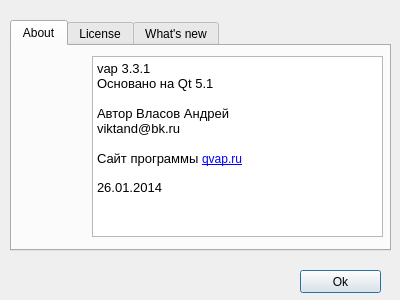
Old version of the form about.ui in the repository viktand/vap4.
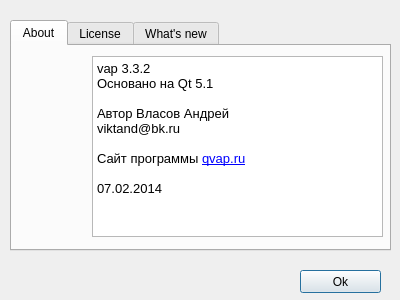
New version of the form. Icons and pictures are not drawn.

```diff
--- a/about.ui
+++ b/about.ui
@@ -70,6 +70,15 @@
        <height>181</height>
       </rect>
      </property>
+     <property name="font">
+      <font>
+       <family>Ubuntu</family>
+       <pointsize>10</pointsize>
+       <weight>50</weight>
+       <italic>false</italic>
+       <bold>false</bold>
+      </font>
+     </property>
      <property name="readOnly">
       <bool>true</bool>
      </property>
@@ -77,16 +86,16 @@
       <string>&lt;!DOCTYPE HTML PUBLIC &quot;-//W3C//DTD HTML 4.0//EN&quot; &quot;http://www.w3.org/TR/REC-html40/strict.dtd&quot;&gt;
 &lt;html&gt;&lt;head&gt;&lt;meta name=&quot;qrichtext&quot; content=&quot;1&quot; /&gt;&lt;style type=&quot;text/css&quot;&gt;
 p, li { white-space: pre-wrap; }
-&lt;/style&gt;&lt;/head&gt;&lt;body style=&quot; font-family:'Sans Serif'; font-size:9pt; font-weight:400; font-style:normal;&quot;&gt;
-&lt;p style=&quot; margin-top:0px; margin-bottom:0px; margin-left:0px; margin-right:0px; -qt-block-indent:0; text-indent:0px;&quot;&gt;&lt;span style=&quot; font-size:10pt;&quot;&gt;vap 3.3.1&lt;/span&gt;&lt;/p&gt;
-&lt;p style=&quot; margin-top:0px; margin-bottom:0px; margin-left:0px; margin-right:0px; -qt-block-indent:0; text-indent:0px;&quot;&gt;&lt;span style=&quot; font-size:10pt;&quot;&gt;Основано на Qt 5.1&lt;/span&gt;&lt;/p&gt;
-&lt;p style=&quot;-qt-paragraph-type:empty; margin-top:0px; margin-bottom:0px; margin-left:0px; margin-right:0px; -qt-block-indent:0; text-indent:0px; font-size:10pt;&quot;&gt;&lt;br /&gt;&lt;/p&gt;
-&lt;p style=&quot; margin-top:0px; margin-bottom:0px; margin-left:0px; margin-right:0px; -qt-block-indent:0; text-indent:0px;&quot;&gt;&lt;span style=&quot; font-size:10pt;&quot;&gt;Автор Власов Андрей&lt;/span&gt;&lt;/p&gt;
-&lt;p style=&quot; margin-top:0px; margin-bottom:0px; margin-left:0px; margin-right:0px; -qt-block-indent:0; text-indent:0px;&quot;&gt;&lt;span style=&quot; font-size:10pt;&quot;&gt;viktand@bk.ru&lt;/span&gt;&lt;/p&gt;
-&lt;p style=&quot;-qt-paragraph-type:empty; margin-top:0px; margin-bottom:0px; margin-left:0px; margin-right:0px; -qt-block-indent:0; text-indent:0px; font-size:10pt;&quot;&gt;&lt;br /&gt;&lt;/p&gt;
-&lt;p style=&quot; margin-top:0px; margin-bottom:0px; margin-left:0px; margin-right:0px; -qt-block-indent:0; text-indent:0px;&quot;&gt;&lt;span style=&quot; font-size:10pt;&quot;&gt;Сайт программы &lt;/span&gt;&lt;a href=&quot;http://www.qvap.ru&quot;&gt;&lt;span style=&quot; text-decoration: underline; color:#0000ff;&quot;&gt;qvap.ru&lt;/span&gt;&lt;/a&gt;&lt;/p&gt;
+&lt;/style&gt;&lt;/head&gt;&lt;body style=&quot; font-family:'Ubuntu'; font-size:10pt; font-weight:400; font-style:normal;&quot;&gt;
+&lt;p style=&quot; margin-top:0px; margin-bottom:0px; margin-left:0px; margin-right:0px; -qt-block-indent:0; text-indent:0px;&quot;&gt;vap 3.3.2&lt;/p&gt;
+&lt;p style=&quot; margin-top:0px; margin-bottom:0px; margin-left:0px; margin-right:0px; -qt-block-indent:0; text-indent:0px;&quot;&gt;Основано на Qt 5.1&lt;/p&gt;
+&lt;p style=&quot;-qt-paragraph-type:empty; margin-top:0px; margin-bottom:0px; margin-left:0px; margin-right:0px; -qt-block-indent:0; text-indent:0px;&quot;&gt;&lt;br /&gt;&lt;/p&gt;
+&lt;p style=&quot; margin-top:0px; margin-bottom:0px; margin-left:0px; margin-right:0px; -qt-block-indent:0; text-indent:0px;&quot;&gt;Автор Власов Андрей&lt;/p&gt;
+&lt;p style=&quot; margin-top:0px; margin-bottom:0px; margin-left:0px; margin-right:0px; -qt-block-indent:0; text-indent:0px;&quot;&gt;viktand@bk.ru&lt;/p&gt;
+&lt;p style=&quot;-qt-paragraph-type:empty; margin-top:0px; margin-bottom:0px; margin-left:0px; margin-right:0px; -qt-block-indent:0; text-indent:0px;&quot;&gt;&lt;br /&gt;&lt;/p&gt;
+&lt;p style=&quot; margin-top:0px; margin-bottom:0px; margin-left:0px; margin-right:0px; -qt-block-indent:0; text-indent:0px;&quot;&gt;Сайт программы &lt;a href=&quot;http://www.qvap.ru&quot;&gt;&lt;span style=&quot; text-decoration: underline; color:#0000ff;&quot;&gt;qvap.ru&lt;/span&gt;&lt;/a&gt;&lt;/p&gt;
 &lt;p style=&quot;-qt-paragraph-type:empty; margin-top:0px; margin-bottom:0px; margin-left:0px; margin-right:0px; -qt-block-indent:0; text-indent:0px; text-decoration: underline; color:#0000ff;&quot;&gt;&lt;br /&gt;&lt;/p&gt;
-&lt;p style=&quot; margin-top:0px; margin-bottom:0px; margin-left:0px; margin-right:0px; -qt-block-indent:0; text-indent:0px;&quot;&gt;&lt;span style=&quot; font-size:10pt;&quot;&gt;26.01.2014&lt;/span&gt;&lt;/p&gt;&lt;/body&gt;&lt;/html&gt;</string>
+&lt;p style=&quot; margin-top:0px; margin-bottom:0px; margin-left:0px; margin-right:0px; -qt-block-indent:0; text-indent:0px;&quot;&gt;07.02.2014&lt;/p&gt;&lt;/body&gt;&lt;/html&gt;</string>
      </property>
      <property name="textInteractionFlags">
       <set>Qt::LinksAccessibleByMouse|Qt::TextSelectableByMouse</set>
```
Left out of the diff: 19 changed lines with no effect on the pictures.
